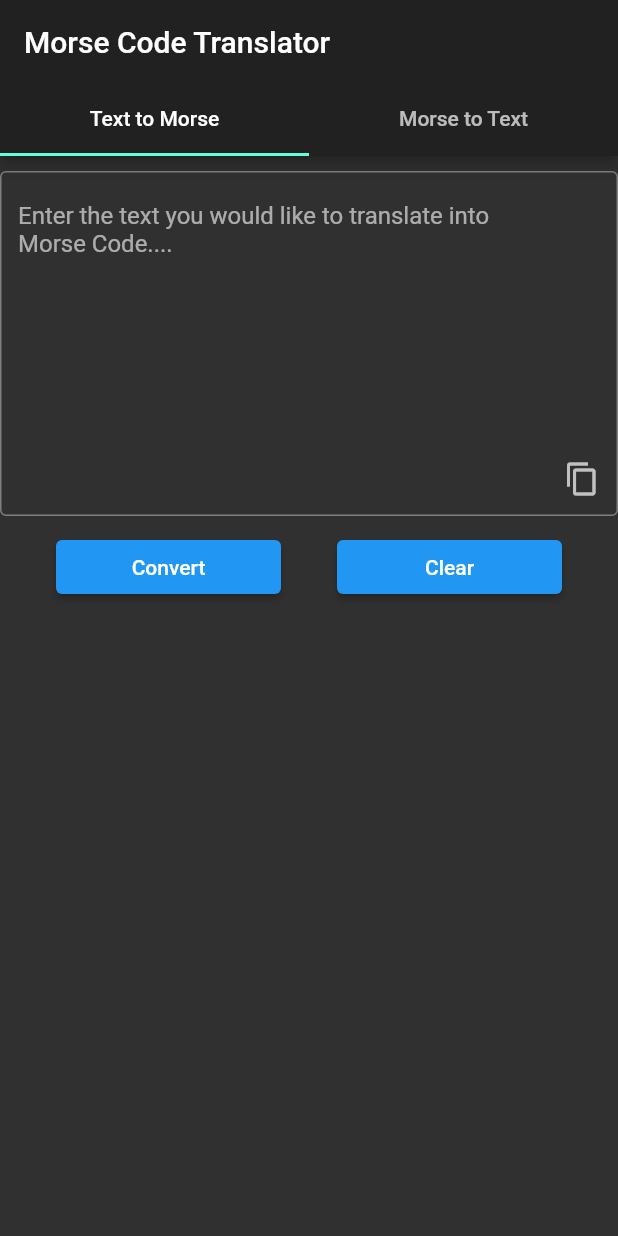
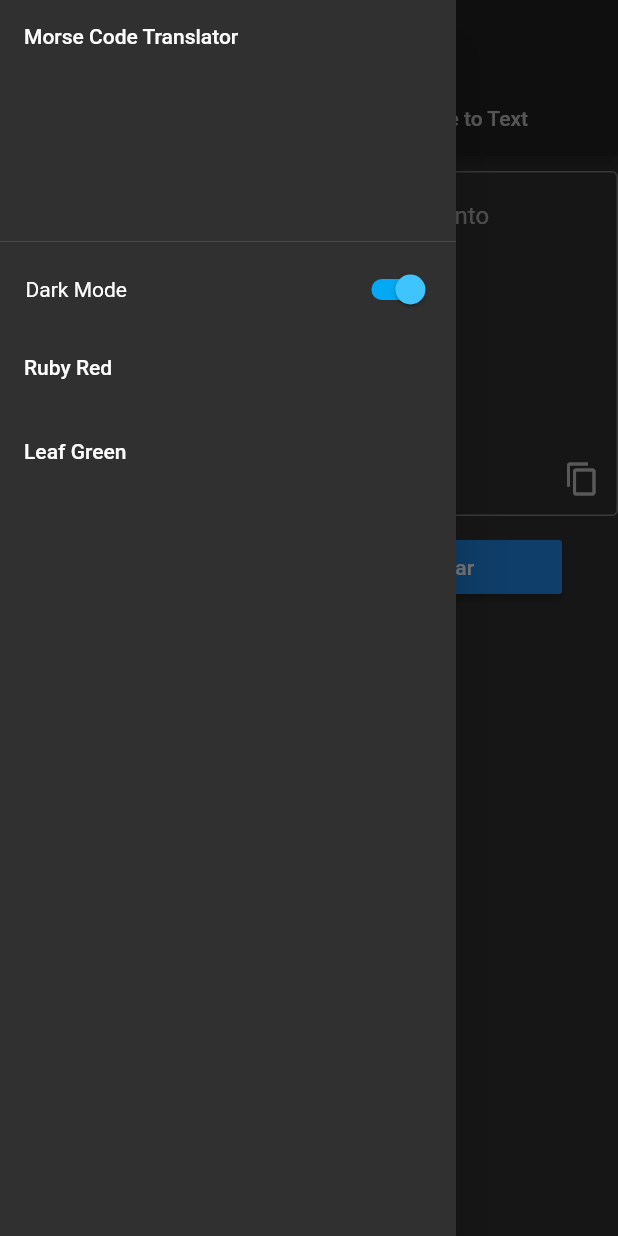
Before and after one commit to Jack-Vaughn/morse_code_translation, a Flutter app: the screen it shows after launch, with the side drawer open (before the commit the screen has no drawer), on a phone screen of 412 x 824 dp. Run offline on Flutter 3.47's test engine with Material 2 defaults, Android fonts, the light colour scheme and no system bars; missing offline and left inert: morse.

Commit message:
Added Themes

```diff
--- a/lib/ConversionTab.dart
+++ b/lib/ConversionTab.dart
@@ -54,7 +54,7 @@ class _DeckViewState extends State<ConversionTab> {
           children: [
             Container(
               width: 150,
-              child: ElevatedButton(
+              child: RaisedButton(
                 onPressed: () => {
                   textFieldController.value = TextEditingValue(
                     text: (widget.isConvertToMorse
@@ -75,7 +75,7 @@ class _DeckViewState extends State<ConversionTab> {
             ),
             Container(
               width: 150,
-              child: ElevatedButton(
+              child: RaisedButton(
                 onPressed: () => {textFieldController.text = ""},
                 child: Text('Clear'),
               ),
--- /dev/null
+++ b/lib/MainDrawer.dart
@@ -0,0 +1,75 @@
+import 'package:flutter/material.dart';
+import 'package:morse_code_translation/config.dart';
+
+class MainDrawer extends StatefulWidget {
+  @override
+  _State createState() => _State();
+}
+
+class _State extends State<MainDrawer> {
+  bool isSwitched = theme.getTheme() == ThemeData.dark();
+
+  @override
+  Widget build(BuildContext context) {
+    return Drawer(
+      child: ListView(
+        children: <Widget>[
+          DrawerHeader(
+            child: Text('Morse Code Translator'),
+          ),
+          Row(
+            children: <Widget>[
+              Padding(padding: EdgeInsets.fromLTRB(17, 0, 0, 0)),
+              Text('Dark Mode'),
+              Padding(padding: EdgeInsets.fromLTRB(150, 0, 0, 0)),
+              Switch(
+                value: isSwitched,
+                onChanged: (value) {
+                  setState(() {
+                    isSwitched = value;
+                    theme
+                        .setTheme(value ? ThemeData.dark() : ThemeData.light());
+                  });
+                },
+                activeTrackColor: Colors.lightBlue,
+                activeColor: Colors.lightBlueAccent,
+              ),
+            ],
+          ),
+          ListTile(
+            title: Text('Ruby Red'),
+            onTap: () {
+              isSwitched = false;
+              theme.setTheme(
+                ThemeData(
+                  primaryColor: Colors.red,
+                  accentColor: Colors.redAccent,
+                  buttonTheme: ButtonThemeData(
+                    buttonColor: Colors.red,
+                    textTheme: ButtonTextTheme.primary,
+                  ),
+                ),
+              );
+            },
+          ),
+          ListTile(
+            title: Text('Leaf Green'),
+            onTap: () {
+              isSwitched = false;
+              theme.setTheme(
+                ThemeData(
+                  primaryColor: Colors.green,
+                  accentColor: Colors.greenAccent,
+                  buttonTheme: ButtonThemeData(
+                    buttonColor: Colors.green,
+                    textTheme: ButtonTextTheme.primary,
+                  ),
+                ),
+              );
+            },
+          ),
+        ],
+      ),
+    );
+  }
+}
--- /dev/null
+++ b/lib/config.dart
@@ -0,0 +1,6 @@
+library config.globals;
+
+import 'package:flutter/material.dart';
+import 'package:morse_code_translation/MyTheme.dart';
+
+MyTheme theme = MyTheme(ThemeData.dark());
--- a/lib/main.dart
+++ b/lib/main.dart
@@ -1,15 +1,36 @@
 // OFFICIAL PACKAGE IMPORTS
+
 import 'package:flutter/material.dart';
 
 // THIRD PARTY IMPORTS
 
 // PERSONAL IMPORTS
 import 'package:morse_code_translation/ConversionTab.dart';
+import 'package:morse_code_translation/MainDrawer.dart';
+import 'package:morse_code_translation/config.dart';
 
 final appTitle = 'Morse Code Translator';
 
-void main() => runApp(MaterialApp(
-      theme: ThemeData.dark(),
+void main() => runApp(MainApp());
+
+class MainApp extends StatefulWidget {
+  @override
+  _MainAppState createState() => _MainAppState();
+}
+
+class _MainAppState extends State<MainApp> {
+  @override
+  void initState() {
+    super.initState();
+    theme.addListener(() {
+      setState(() {});
+    });
+  }
+
+  @override
+  Widget build(BuildContext context) {
+    return MaterialApp(
+      theme: theme.getTheme(),
       home: DefaultTabController(
         length: 2,
         child: Scaffold(
@@ -22,6 +43,7 @@ void main() => runApp(MaterialApp(
             ),
             title: Text(appTitle),
           ),
+          drawer: MainDrawer(),
           body: TabBarView(
             children: [
               ConversionTab(isConvertToMorse: true),
@@ -30,4 +52,6 @@ void main() => runApp(MaterialApp(
           ),
         ),
       ),
-    ));
+    );
+  }
+}
```
Also changed, not shown: lib/MyTheme.dart (added, +14 -0 lines).
